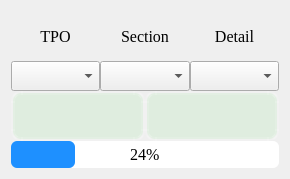
Above: loaddialog.ui from leihui6/marksentence before the change. Below: the same form after it.
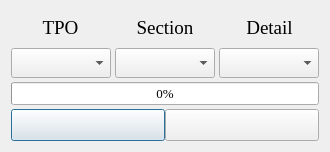
That is the form after the change. Icons and pictures are not drawn.

Patch:
```diff
--- a/loaddialog.ui
+++ b/loaddialog.ui
@@ -6,8 +6,8 @@
    <rect>
     <x>0</x>
     <y>0</y>
-    <width>290</width>
-    <height>179</height>
+    <width>322</width>
+    <height>152</height>
    </rect>
   </property>
   <property name="windowTitle">
@@ -17,18 +17,32 @@
    <iconset resource="icon.qrc">
     <normaloff>:/icon/icon/tool_title.png</normaloff>:/icon/icon/tool_title.png</iconset>
   </property>
-  <layout class="QGridLayout" name="gridLayout_3" rowstretch="0,0,0,0,0">
+  <layout class="QVBoxLayout" name="verticalLayout_2">
+   <item>
+    <layout class="QVBoxLayout" name="verticalLayout" stretch="2,2,0,2">
    <property name="spacing">
-    <number>0</number>
-   </property>
-   <item row="1" column="0">
-    <layout class="QGridLayout" name="gridLayout_2">
-     <item row="0" column="0">
+      <number>4</number>
+     </property>
+     <property name="sizeConstraint">
+      <enum>QLayout::SetDefaultConstraint</enum>
+     </property>
+     <item>
+      <layout class="QHBoxLayout" name="horizontalLayout" stretch="1,1,1">
+       <property name="spacing">
+        <number>6</number>
+       </property>
+       <item>
       <widget class="QLabel" name="label_TPO">
+         <property name="sizePolicy">
+          <sizepolicy hsizetype="Preferred" vsizetype="Preferred">
+           <horstretch>0</horstretch>
+           <verstretch>0</verstretch>
+          </sizepolicy>
+         </property>
        <property name="font">
         <font>
          <family>Times New Roman</family>
-         <pointsize>12</pointsize>
+           <pointsize>14</pointsize>
         </font>
        </property>
        <property name="text">
@@ -39,12 +53,18 @@
        </property>
       </widget>
      </item>
-     <item row="0" column="1">
+       <item>
       <widget class="QLabel" name="label_2_section">
+         <property name="sizePolicy">
+          <sizepolicy hsizetype="Preferred" vsizetype="Preferred">
+           <horstretch>0</horstretch>
+           <verstretch>0</verstretch>
+          </sizepolicy>
+         </property>
        <property name="font">
         <font>
          <family>Times New Roman</family>
-         <pointsize>12</pointsize>
+           <pointsize>14</pointsize>
         </font>
        </property>
        <property name="text">
@@ -55,12 +75,18 @@
        </property>
       </widget>
      </item>
-     <item row="0" column="2">
+       <item>
       <widget class="QLabel" name="label_3_detail">
+         <property name="sizePolicy">
+          <sizepolicy hsizetype="Preferred" vsizetype="Preferred">
+           <horstretch>0</horstretch>
+           <verstretch>0</verstretch>
+          </sizepolicy>
+         </property>
        <property name="font">
         <font>
          <family>Times New Roman</family>
-         <pointsize>12</pointsize>
+           <pointsize>14</pointsize>
         </font>
        </property>
        <property name="text">
@@ -73,33 +99,85 @@
      </item>
     </layout>
    </item>
-   <item row="4" column="0">
+     <item>
+      <layout class="QHBoxLayout" name="horizontalLayout_3" stretch="1,1,1">
+       <item>
+        <widget class="QComboBox" name="combox_TPO">
+         <property name="minimumSize">
+          <size>
+           <width>0</width>
+           <height>30</height>
+          </size>
+         </property>
+         <property name="font">
+          <font>
+           <family>Times New Roman</family>
+           <pointsize>14</pointsize>
+          </font>
+         </property>
+        </widget>
+       </item>
+       <item>
+        <widget class="QComboBox" name="combox_section">
+         <property name="minimumSize">
+          <size>
+           <width>0</width>
+           <height>30</height>
+          </size>
+         </property>
+         <property name="font">
+          <font>
+           <family>Times New Roman</family>
+           <pointsize>14</pointsize>
+          </font>
+         </property>
+        </widget>
+       </item>
+       <item>
+        <widget class="QComboBox" name="combox_detail">
+         <property name="minimumSize">
+          <size>
+           <width>0</width>
+           <height>30</height>
+          </size>
+         </property>
+         <property name="font">
+          <font>
+           <family>Times New Roman</family>
+           <pointsize>14</pointsize>
+          </font>
+         </property>
+        </widget>
+       </item>
+      </layout>
+     </item>
+     <item>
     <widget class="QProgressBar" name="progressBar">
+       <property name="sizePolicy">
+        <sizepolicy hsizetype="Preferred" vsizetype="Preferred">
+         <horstretch>0</horstretch>
+         <verstretch>0</verstretch>
+        </sizepolicy>
+       </property>
      <property name="font">
       <font>
        <family>Times New Roman</family>
-       <pointsize>12</pointsize>
+         <pointsize>10</pointsize>
       </font>
      </property>
      <property name="styleSheet">
-      <string notr="true">QProgressBar{
-        border: none;  
-        text-align: center;
-        background: rgb(255, 255, 255);
-        border-radius:6px;
-} 
-QProgressBar::chunk {
-        background: rgb(30,144,255); 
-        border-radius:6px;
-}</string>
+        <string notr="true"/>
      </property>
      <property name="value">
-      <number>24</number>
+        <number>0</number>
+       </property>
+       <property name="alignment">
+        <set>Qt::AlignCenter</set>
      </property>
     </widget>
    </item>
-   <item row="3" column="0">
-    <layout class="QHBoxLayout" name="horizontalLayout_2">
+     <item>
+      <layout class="QHBoxLayout" name="horizontalLayout_2" stretch="1,1">
      <property name="spacing">
       <number>0</number>
      </property>
@@ -109,9 +187,9 @@
      <item>
       <widget class="QPushButton" name="btn_comfirm">
        <property name="sizePolicy">
-        <sizepolicy hsizetype="Minimum" vsizetype="Preferred">
+          <sizepolicy hsizetype="Preferred" vsizetype="Preferred">
          <horstretch>0</horstretch>
-         <verstretch>37</verstretch>
+           <verstretch>0</verstretch>
         </sizepolicy>
        </property>
        <property name="minimumSize">
@@ -120,29 +198,13 @@
          <height>13</height>
         </size>
        </property>
+         <property name="font">
+          <font>
+           <pointsize>14</pointsize>
+          </font>
+         </property>
        <property name="styleSheet">
-        <string notr="true">QPushButton{
-	background-color:rgba(100,225,100,30);
-	border-style:outset;
-	border-width:4px;           
-	border-radius:10px;
-	border-color:rgba(255,255,255,30);
-	font:Time New Roams bold 10px;
-	color:rgba(0,0,0,100);
-	padding:6px;
-}    
-QPushButton:pressed{     
-	background-color:rgba(100,255,100,200);    
-	border-color:rgba(255,255,255,30);   
-	border-style:inset;    
-	color:rgba(0,0,0,100);    
-}    
-
-QPushButton:hover{    
-	background-color:rgba(100,255,100,100);    
-	border-color:rgba(255,255,255,200);    
-	color:rgba(0,0,0,200);    
-}</string>
+          <string notr="true"/>
        </property>
        <property name="text">
         <string/>
@@ -153,8 +215,8 @@
        </property>
        <property name="iconSize">
         <size>
-         <width>32</width>
-         <height>32</height>
+           <width>24</width>
+           <height>24</height>
         </size>
        </property>
       </widget>
@@ -170,32 +232,16 @@
        <property name="minimumSize">
         <size>
          <width>0</width>
-         <height>25</height>
-        </size>
-       </property>
+           <height>0</height>
+          </size>
+         </property>
+         <property name="font">
+          <font>
+           <pointsize>14</pointsize>
+          </font>
+         </property>
        <property name="styleSheet">
-        <string notr="true">QPushButton{
-	background-color:rgba(100,225,100,30);
-	border-style:outset;
-	border-width:4px;           
-	border-radius:10px;
-	border-color:rgba(255,255,255,30);
-	font:Time New Roams bold 10px;
-	color:rgba(0,0,0,100);
-	padding:6px;
-}    
-QPushButton:pressed{     
-	background-color:rgba(100,255,100,200);    
-	border-color:rgba(255,255,255,30);   
-	border-style:inset;    
-	color:rgba(0,0,0,100);    
-}    
-
-QPushButton:hover{    
-	background-color:rgba(100,255,100,100);    
-	border-color:rgba(255,255,255,200);    
-	color:rgba(0,0,0,200);    
-}</string>
+          <string notr="true"/>
        </property>
        <property name="text">
         <string/>
@@ -206,67 +252,14 @@
        </property>
        <property name="iconSize">
         <size>
-         <width>32</width>
-         <height>32</height>
+           <width>24</width>
+           <height>24</height>
         </size>
        </property>
       </widget>
      </item>
     </layout>
    </item>
-   <item row="2" column="0">
-    <layout class="QGridLayout" name="gridLayout">
-     <property name="spacing">
-      <number>0</number>
-     </property>
-     <item row="0" column="1">
-      <widget class="QComboBox" name="combox_section">
-       <property name="minimumSize">
-        <size>
-         <width>0</width>
-         <height>30</height>
-        </size>
-       </property>
-       <property name="font">
-        <font>
-         <family>Times New Roman</family>
-         <pointsize>12</pointsize>
-        </font>
-       </property>
-      </widget>
-     </item>
-     <item row="0" column="2">
-      <widget class="QComboBox" name="combox_detail">
-       <property name="minimumSize">
-        <size>
-         <width>0</width>
-         <height>30</height>
-        </size>
-       </property>
-       <property name="font">
-        <font>
-         <family>Times New Roman</family>
-         <pointsize>12</pointsize>
-        </font>
-       </property>
-      </widget>
-     </item>
-     <item row="0" column="0">
-      <widget class="QComboBox" name="combox_TPO">
-       <property name="minimumSize">
-        <size>
-         <width>0</width>
-         <height>30</height>
-        </size>
-       </property>
-       <property name="font">
-        <font>
-         <family>Times New Roman</family>
-         <pointsize>12</pointsize>
-        </font>
-       </property>
-      </widget>
-     </item>
     </layout>
    </item>
   </layout>
```
Left out of the diff: 20 changed lines with no effect on the pictures. Lines whose indentation alone changed are shown as unchanged.
